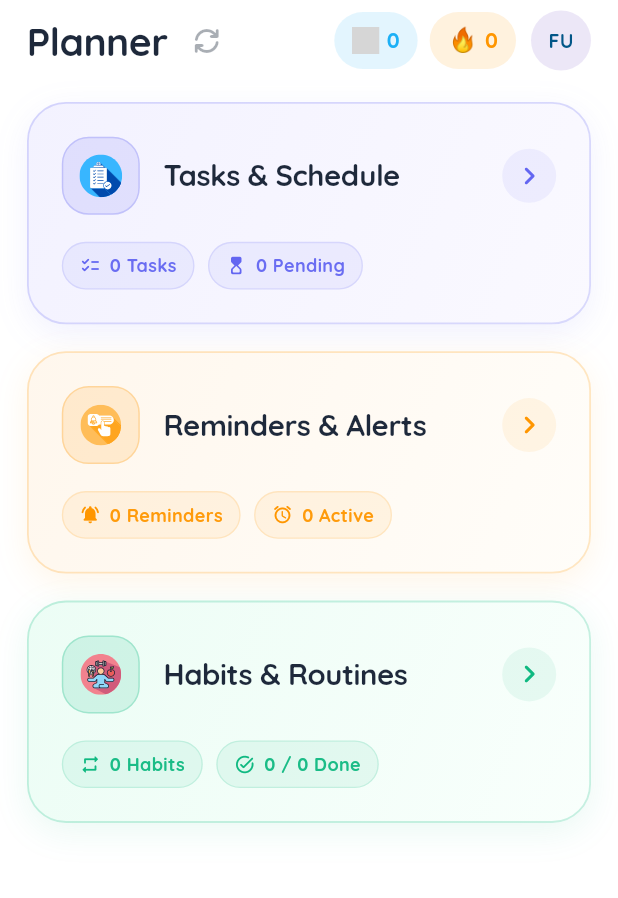
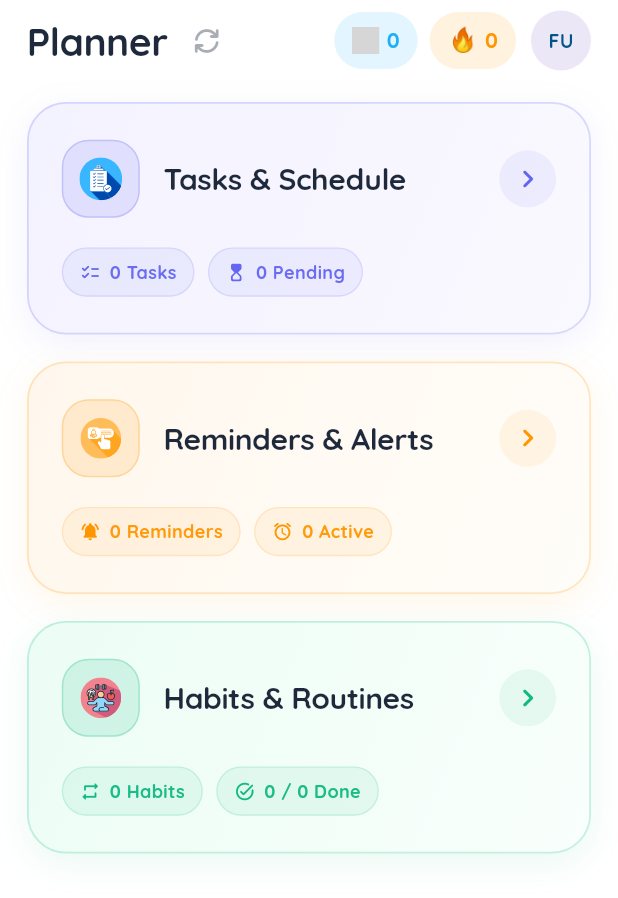
Before and after one commit to zubayerisfar/Focused, a Flutter app: the PlannerScreen screen opened directly, on a phone screen of 412 x 824 dp. Shown: the top 898 px of the screen. Run offline on Flutter 3.47's test engine with Material 3 defaults, Android fonts, the phone set to English and light mode, and no system bars; our stand-ins replace cloud_firestore, firebase_auth, firebase_core, firebase_messaging, flutter_local_notifications, flutter_svg and 10 more; missing offline and left inert: usage_stats; accounts and stored records are empty; generated files the repository leaves out were written again; network calls fail; project files that could hold a hidden picture were left out; grey boxes are pictures that could not be loaded.

Commit message:
feat(planner): modern expansive tile layout with minHeight 155, ad placed cleanly below cards

```diff
--- a/focused/lib/features/planner/views/planner_hub_body.dart
+++ b/focused/lib/features/planner/views/planner_hub_body.dart
@@ -81,7 +81,7 @@ class PlannerHubBody extends StatelessWidget {
         : (completedHabits / dateHabits.length).clamp(0.0, 1.0);
 
     final bottomInset = MediaQuery.of(context).padding.bottom;
-    final bottomNavClearance = 66.0 + (bottomInset > 0 ? bottomInset + 4 : 14) + 36;
+    final bottomNavClearance = 66.0 + (bottomInset > 0 ? bottomInset + 4 : 14) + 24;
 
     return ListView(
       padding: EdgeInsets.fromLTRB(18, 14, 18, bottomNavClearance),
@@ -214,9 +214,9 @@ class PlannerHubBody extends StatelessWidget {
 
         const SizedBox(height: 18),
 
-        // ── Centered Banner Ad (Positioned Down Below Tiles) ──
+        // ── Centered Banner Ad: Placed cleanly below all tiles ──
         const AppBannerAdWidget(
-          margin: EdgeInsets.only(top: 4, bottom: 10),
+          margin: EdgeInsets.only(top: 4, bottom: 8),
         ),
       ],
     );
@@ -224,7 +224,7 @@ class PlannerHubBody extends StatelessWidget {
 }
 
 // ══════════════════════════════════════════════════════════════════════════════
-// MODERN EXPANSIVE PLANNER TILE (TALLER & CLEAN)
+// MODERN EXPANSIVE PLANNER TILE (TALLER & FULL SCREEN COVERAGE)
 // ══════════════════════════════════════════════════════════════════════════════
 class _ModernPlannerTile extends StatelessWidget {
   final String title;
@@ -266,7 +266,7 @@ class _ModernPlannerTile extends StatelessWidget {
         borderRadius: BorderRadius.circular(26),
         onTap: onTap,
         child: Container(
-          constraints: const BoxConstraints(minHeight: 148),
+          constraints: const BoxConstraints(minHeight: 155),
           decoration: BoxDecoration(
             gradient: LinearGradient(
               colors: gradientColors,
@@ -290,7 +290,7 @@ class _ModernPlannerTile extends StatelessWidget {
               ),
             ],
           ),
-          padding: const EdgeInsets.fromLTRB(22, 22, 22, 22),
+          padding: const EdgeInsets.fromLTRB(22, 24, 22, 24),
           child: Column(
             crossAxisAlignment: CrossAxisAlignment.start,
             mainAxisAlignment: MainAxisAlignment.spaceBetween,
@@ -333,7 +333,7 @@ class _ModernPlannerTile extends StatelessWidget {
                       title,
                       style: TextStyle(
                         fontFamily: 'Quicksand',
-                        fontSize: 19.5,
+                        fontSize: 20,
                         fontWeight: FontWeight.w800,
                         letterSpacing: -0.3,
                         color: scheme.onSurface,
@@ -341,8 +341,8 @@ class _ModernPlannerTile extends StatelessWidget {
                     ),
                   ),
                   Container(
-                    width: 36,
-                    height: 36,
+                    width: 38,
+                    height: 38,
                     decoration: BoxDecoration(
                       color: isDark
                           ? Colors.white.withValues(alpha: 0.06)
@@ -371,7 +371,7 @@ class _ModernPlannerTile extends StatelessWidget {
 
               // ── Progress Bar (only shown when there are items) ──
               if (totalCount > 0) ...[
-                const SizedBox(height: 16),
+                const SizedBox(height: 18),
                 Column(
                   crossAxisAlignment: CrossAxisAlignment.start,
                   children: [
@@ -398,7 +398,7 @@ class _ModernPlannerTile extends StatelessWidget {
                         ),
                       ],
                     ),
-                    const SizedBox(height: 7),
+                    const SizedBox(height: 8),
                     ClipRRect(
                       borderRadius: BorderRadius.circular(6),
                       child: LinearProgressIndicator(
@@ -442,7 +442,7 @@ class _TileChip extends StatelessWidget {
     final isDark = Theme.of(context).brightness == Brightness.dark;
 
     return Container(
-      padding: const EdgeInsets.symmetric(horizontal: 11, vertical: 6.5),
+      padding: const EdgeInsets.symmetric(horizontal: 11, vertical: 7),
       decoration: BoxDecoration(
         color: isHighImpact
             ? color.withValues(alpha: isDark ? 0.25 : 0.15)
```
